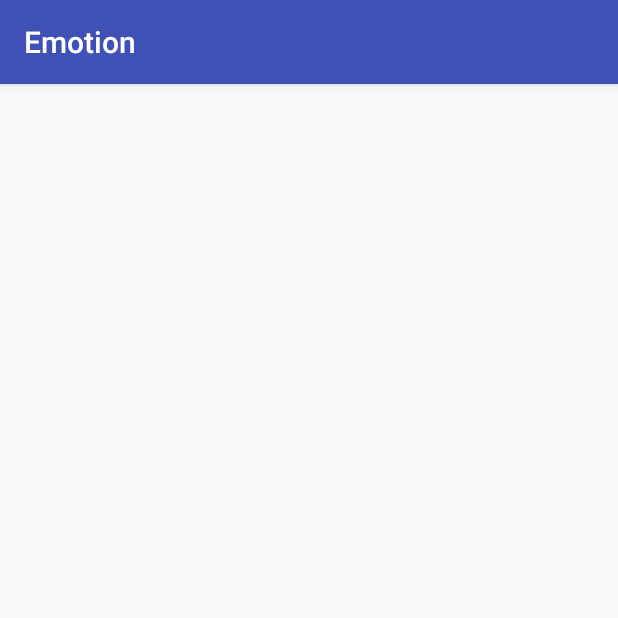
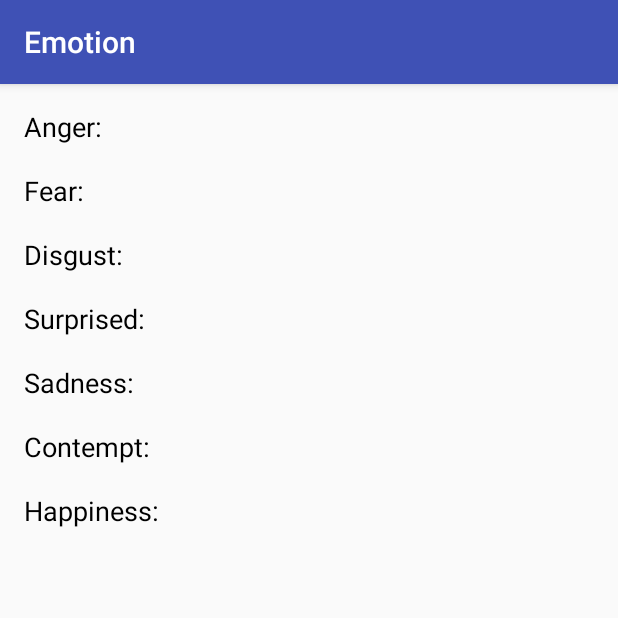
Before and after one commit to KaushikTheProgrammer/Emotions, an Android app: the Statistics screen opened directly, with no data from a screen before it, on a phone screen of 412 x 824 dp, the top half of it. Run offline under Robolectric (Android 15) with nearby library versions, the phone set to English and light mode, and no system bars; 7 statements that could not run were skipped.

```diff
--- a/app/build.gradle
+++ b/app/build.gradle
@@ -34,4 +34,5 @@ dependencies {
 
     compile "com.clarifai.clarifai-api2:core:2.0.2"
 
+
 }
--- a/app/src/main/java/joseph/com/emotion/MainActivity.java
+++ b/app/src/main/java/joseph/com/emotion/MainActivity.java
@@ -646,6 +646,8 @@ public class MainActivity extends AppCompatActivity implements View.OnClickListe
                 break;
             case R.id.stat:
                 // another startActivity, this is for item with id "menu_item2"
+                Intent intent2 = new Intent(this, Statistics.class);
+                this.startActivity(intent2);
                 break;
             default:
                 return super.onOptionsItemSelected(item);
--- a/app/src/main/java/joseph/com/emotion/Statistics.java
+++ b/app/src/main/java/joseph/com/emotion/Statistics.java
@@ -1,9 +1,10 @@
 package joseph.com.emotion;
 
 import android.os.Build;
+import android.os.Bundle;
 import android.support.annotation.RequiresApi;
 import android.support.v7.app.AppCompatActivity;
-import android.os.Bundle;
+import android.widget.TextView;
 
 import java.io.BufferedReader;
 import java.io.File;
@@ -13,19 +14,42 @@ import java.io.IOException;
 
 public class Statistics extends AppCompatActivity {
 
-    int anger = 0;
-    int contempt = 0;
-    int sadness = 0;
-    int disgust = 0;
-    int fear = 0;
-    int happiness = 0;
-    int surprised = 0;
+    double anger = 0;
+    double contempt = 0;
+    double sadness = 0;
+    double disgust = 0;
+    double fear = 0;
+    double happiness = 0;
+    double surprise = 0;
+
+    TextView fearView;
+    TextView sadnessView;
+    TextView disgustView;
+    TextView surpriseView;
+    TextView happinessView;
+    TextView contemptView;
+    TextView angerView;
 
 
+    @RequiresApi(api = Build.VERSION_CODES.KITKAT)
     @Override
     protected void onCreate(Bundle savedInstanceState) {
         super.onCreate(savedInstanceState);
         setContentView(R.layout.activity_statistics);
+
+        try {
+            getPercent(MainActivity.statsFileName);
+        } catch (IOException e) {
+            e.printStackTrace();
+        }
+
+        angerView.setText("Anger: " + Double.toString(anger));
+        sadnessView.setText("Sadness: " + Double.toString(sadness));
+        disgustView.setText("Disgust: " + Double.toString(disgust));
+        surpriseView.setText("Surprise: " + Double.toString(surprise));
+        happinessView.setText("Happiness: " + Double.toString(happiness));
+        contemptView.setText("Contempt: " + Double.toString(contempt));
+        fearView.setText("Fear: " + Double.toString(fear));
     }
 
     @RequiresApi(api = Build.VERSION_CODES.KITKAT)
@@ -34,7 +58,8 @@ public class Statistics extends AppCompatActivity {
         try (BufferedReader br = new BufferedReader(new FileReader(file))) {
             String line;
             while ((line = br.readLine()) != null) {
-                if(line.equals("anger")) {
+                System.out.println("line = " + line);
+                if(line.contains("anger")) {
                     anger += 1;
                 }
 
@@ -59,9 +84,23 @@ public class Statistics extends AppCompatActivity {
                 }
 
                 else if(line.equals("surprised")) {
-                    surprised += 1;
+                    surprise += 1;
                 }
             }
+
+            double total = anger+contempt+sadness+disgust+fear+happiness+surprise;
+
+            anger = (anger/total) * 100;
+            contempt = (contempt/total) * 100;
+            sadness = (sadness/total) * 100;
+            disgust = (disgust/total) * 100;
+            fear = (fear/total) * 100;
+            happiness = (happiness/total) * 100;
+            surprise = (surprise/total) * 100;
+
+            System.out.println("Anger is " + anger);
+
+
         } catch (FileNotFoundException e) {
             e.printStackTrace();
         } catch (IOException e) {
--- a/app/src/main/res/layout/activity_statistics.xml
+++ b/app/src/main/res/layout/activity_statistics.xml
@@ -10,4 +10,72 @@
     android:paddingTop="@dimen/activity_vertical_margin"
     tools:context="joseph.com.emotion.Statistics">
 
+    <TextView
+        android:layout_width="wrap_content"
+        android:layout_height="wrap_content"
+        android:text="Anger: "
+        android:id="@+id/anger"
+        android:textColor="#000000"
+        android:textSize="18sp"/>
+
+    <TextView
+        android:layout_width="wrap_content"
+        android:layout_height="wrap_content"
+        android:text="Fear: "
+        android:layout_marginTop="18dp"
+        android:layout_below="@id/anger"
+        android:id="@+id/fear"
+        android:textColor="#000000"
+        android:textSize="18sp"/>
+
+    <TextView
+        android:layout_width="wrap_content"
+        android:layout_height="wrap_content"
+        android:text="Disgust: "
+        android:layout_marginTop="18dp"
+        android:layout_below="@id/fear"
+        android:id="@+id/disgust"
+        android:textColor="#000000"
+        android:textSize="18sp"/>
+
+    <TextView
+        android:layout_width="wrap_content"
+        android:layout_height="wrap_content"
+        android:text="Surprised: "
+        android:layout_marginTop="18dp"
+        android:layout_below="@id/disgust"
+        android:id="@+id/surprise"
+        android:textColor="#000000"
+        android:textSize="18sp"/>
+
+    <TextView
+        android:layout_width="wrap_content"
+        android:layout_height="wrap_content"
+        android:text="Sadness: "
+        android:layout_marginTop="18dp"
+        android:layout_below="@id/surprise"
+        android:id="@+id/sadness"
+        android:textColor="#000000"
+        android:textSize="18sp"/>
+
+    <TextView
+        android:layout_width="wrap_content"
+        android:layout_height="wrap_content"
+        android:text="Contempt: "
+        android:layout_marginTop="18dp"
+        android:layout_below="@id/sadness"
+        android:id="@+id/contempt"
+        android:textColor="#000000"
+        android:textSize="18sp"/>
+
+    <TextView
+        android:layout_width="wrap_content"
+        android:layout_height="wrap_content"
+        android:text="Happiness: "
+        android:layout_marginTop="18dp"
+        android:layout_below="@id/contempt"
+        android:id="@+id/happiness"
+        android:textColor="#000000"
+        android:textSize="18sp"/>
+
 </RelativeLayout>
```
